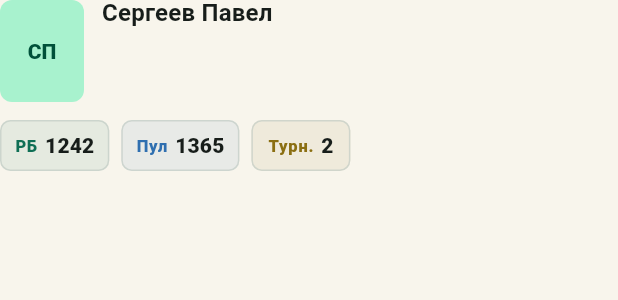
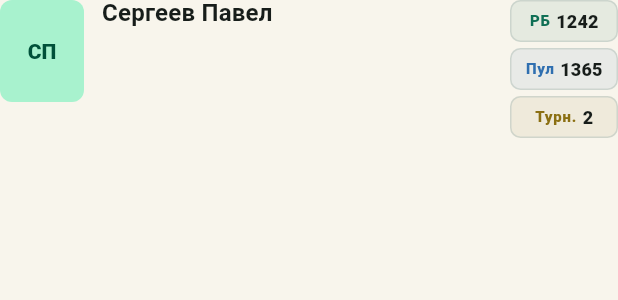
Before and after one commit to sergannn/llb20, a Flutter app: the _CompactPlayerTileBody widget shown alone on an empty page, opened directly with sample values from the repository, on a phone screen of 412 x 824 dp. Shown: the top 300 px of the screen. Run offline on Flutter 3.47's test engine with Material 3 defaults, Android fonts, the phone set to English and light mode, and no system bars; our stand-ins replace app_links, flutter_map, flutter_secure_storage, image_picker, latlong2, shared_preferences and 1 more; accounts and stored records are empty; network calls fail.

Commit message:
Move player ratings beside profile info

```diff
--- a/lib/src/app_parts/players.dart
+++ b/lib/src/app_parts/players.dart
@@ -789,9 +789,7 @@ class _CompactPlayerTileBody extends StatelessWidget {
 
   @override
   Widget build(BuildContext context) {
-    return Column(
-      children: [
-        Row(
+    return Row(
       crossAxisAlignment: CrossAxisAlignment.start,
       children: [
         _PlayerThumbnail(player: player),
@@ -802,7 +800,7 @@ class _CompactPlayerTileBody extends StatelessWidget {
             children: [
               Text(
                 player.name,
-                    maxLines: 3,
+                maxLines: 2,
                 overflow: TextOverflow.ellipsis,
                 style: Theme.of(context).textTheme.titleMedium?.copyWith(
                   fontWeight: FontWeight.w700,
@@ -825,10 +823,8 @@ class _CompactPlayerTileBody extends StatelessWidget {
             ],
           ),
         ),
-          ],
-        ),
-        const SizedBox(height: 12),
-        _PlayerMetricBar(player: player),
+        const SizedBox(width: 8),
+        _PlayerMetricStack(player: player),
       ],
     );
   }
@@ -900,8 +896,8 @@ class _PlayerMetricColumns extends StatelessWidget {
   }
 }
 
-class _PlayerMetricBar extends StatelessWidget {
-  const _PlayerMetricBar({required this.player});
+class _PlayerMetricStack extends StatelessWidget {
+  const _PlayerMetricStack({required this.player});
 
   final Player player;
 
@@ -932,12 +928,16 @@ class _PlayerMetricBar extends StatelessWidget {
       return const SizedBox.shrink();
     }
 
-    return Align(
-      alignment: Alignment.centerLeft,
-      child: Wrap(
-        spacing: 8,
-        runSpacing: 8,
-        children: [for (final chip in chips) _PlayerMetricChip(data: chip)],
+    return ConstrainedBox(
+      constraints: const BoxConstraints(maxWidth: 72),
+      child: Column(
+        crossAxisAlignment: CrossAxisAlignment.stretch,
+        children: [
+          for (var index = 0; index < chips.length; index++) ...[
+            _PlayerMetricChip(data: chips[index], compact: true),
+            if (index != chips.length - 1) const SizedBox(height: 4),
+          ],
+        ],
       ),
     );
   }
@@ -956,16 +956,23 @@ class _MetricChipData {
 }
 
 class _PlayerMetricChip extends StatelessWidget {
-  const _PlayerMetricChip({required this.data});
+  const _PlayerMetricChip({required this.data, this.compact = false});
 
   final _MetricChipData data;
+  final bool compact;
 
   @override
   Widget build(BuildContext context) {
     final scheme = Theme.of(context).colorScheme;
     return Container(
-      constraints: const BoxConstraints(minWidth: 66, minHeight: 34),
-      padding: const EdgeInsets.symmetric(horizontal: 9, vertical: 5),
+      constraints: BoxConstraints(
+        minWidth: compact ? 60 : 66,
+        minHeight: compact ? 28 : 34,
+      ),
+      padding: EdgeInsets.symmetric(
+        horizontal: compact ? 7 : 9,
+        vertical: compact ? 3 : 5,
+      ),
       decoration: BoxDecoration(
         color: data.accent.withValues(alpha: 0.08),
         borderRadius: BorderRadius.circular(7),
@@ -983,15 +990,16 @@ class _PlayerMetricChip extends StatelessWidget {
             style: Theme.of(context).textTheme.labelSmall?.copyWith(
               color: data.accent,
               fontWeight: FontWeight.w800,
+              fontSize: compact ? 10 : null,
             ),
           ),
-          const SizedBox(width: 5),
+          SizedBox(width: compact ? 4 : 5),
           Text(
             data.value,
             maxLines: 1,
             style: Theme.of(context).textTheme.labelLarge?.copyWith(
               fontWeight: FontWeight.w900,
-              fontSize: 14,
+              fontSize: compact ? 12 : 14,
             ),
           ),
         ],
```
Lines whose indentation alone changed are shown as unchanged.
